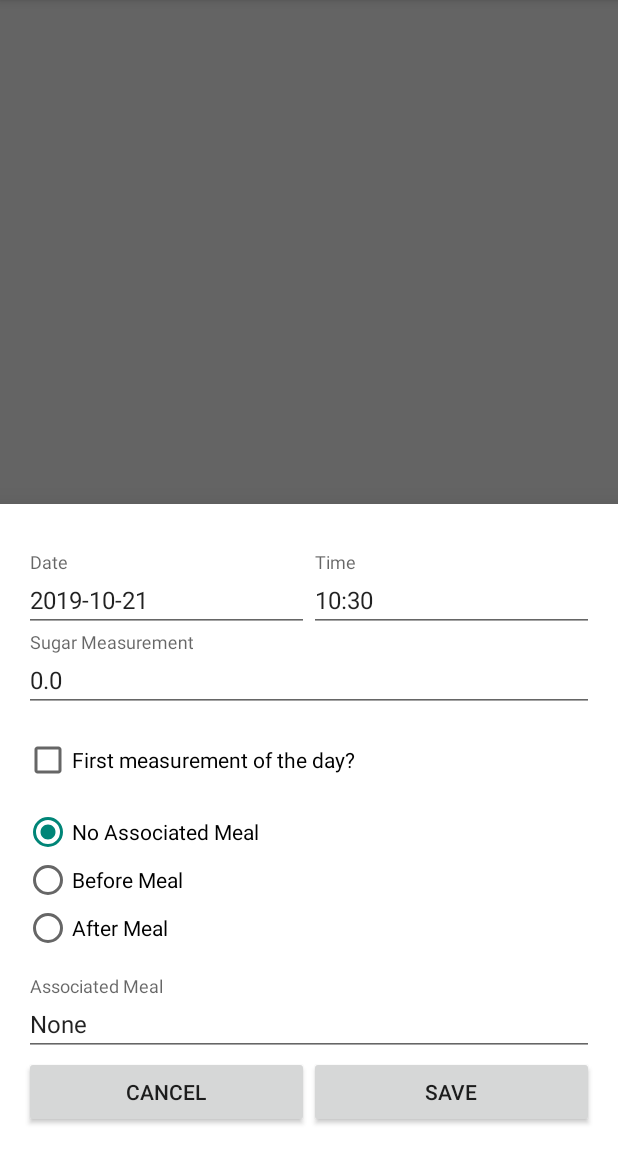
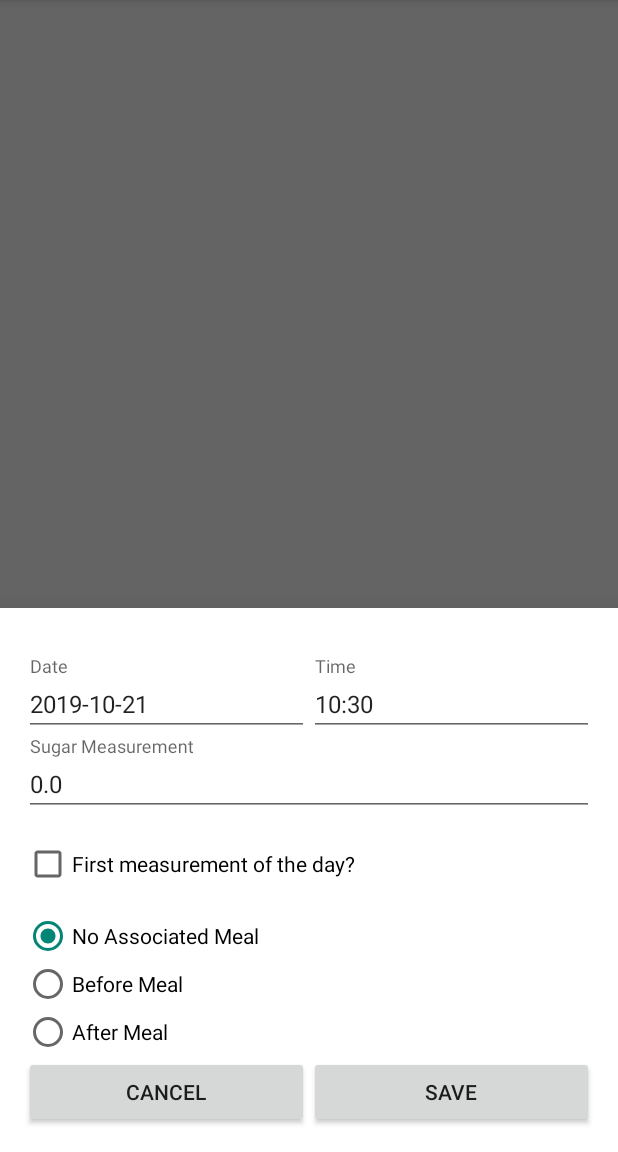
Before and after one commit to BobCormackYoung/SugarTracker, an Android app: the fragment BottomSheetDialogAddSugar placed in its activity, item 2 of the bottom bar chosen, on a phone screen of 412 x 824 dp, the part 84-1236 px from its top. Run offline under Robolectric (Android 15) with nearby library versions, the phone set to English and light mode, and no system bars; our stand-ins replace Room's generated code; libraries missing offline, so code that uses them is left out: com.github.mikephil.charting; 42 statements that could not run were skipped.

Commit message:
r0.0.2 Updated database and sugar measurement methodology to add a random non-associated meal

```diff
--- a/app/src/main/java/com/youngsoft/sugartracker/sugarlistp/AdapterSugarList.java
+++ b/app/src/main/java/com/youngsoft/sugartracker/sugarlistp/AdapterSugarList.java
@@ -74,11 +74,13 @@ public class AdapterSugarList extends ListAdapter<SugarMeasurement, AdapterSugar
         holder.tvSugarMeasurement.setText(decimalFormat.format(currentSugarMeasurement.getMeasurement()));
         holder.tvDate.setText(DateFormat.format("yyyy-MM-dd",currentSugarMeasurement.getDate()).toString());
         holder.tvTime.setText(DateFormat.format("HH:mm",currentSugarMeasurement.getDate()).toString());
+
         if (currentSugarMeasurement.getIsFirstMeasurementOfDay()) {
             holder.tvFirstMeasurement.setText("Yes");
         } else {
             holder.tvFirstMeasurement.setText("No");
         }
+
         if (currentSugarMeasurement.getMealSequence() == 1) {
             holder.tvMealTiming.setText("Before meal");
             holder.tvMealTiming.setVisibility(View.VISIBLE);
@@ -89,8 +91,10 @@ public class AdapterSugarList extends ListAdapter<SugarMeasurement, AdapterSugar
             holder.tvMealTiming.setVisibility(View.GONE);
         }
 
-        if (currentSugarMeasurement.getAssociatedMeal() == -1) {
+        if (currentSugarMeasurement.getAssociatedMeal() == -1 && currentSugarMeasurement.getAssociatedMealType() == -1) {
             holder.tvAssociatedMeal.setText("No associated meal");
+        } else if (currentSugarMeasurement.getAssociatedMeal() == -1 && currentSugarMeasurement.getAssociatedMealType() != -1) {
+            holder.tvAssociatedMeal.setText("" + UtilMethods.getMealType(currentSugarMeasurement.getAssociatedMealType()));
         } else {
             ParamsGetMealData paramsGetMealData = new ParamsGetMealData(holder, currentSugarMeasurement.getAssociatedMeal());
             GetMealDataAsync getMealDataAsync = new GetMealDataAsync();
--- a/app/src/main/java/com/youngsoft/sugartracker/sugarlistp/BottomSheetDialogAddSugar.java
+++ b/app/src/main/java/com/youngsoft/sugartracker/sugarlistp/BottomSheetDialogAddSugar.java
@@ -22,6 +22,7 @@ import androidx.lifecycle.Observer;
 import androidx.lifecycle.ViewModelProviders;
 
 import com.google.android.material.bottomsheet.BottomSheetDialogFragment;
+import com.google.android.material.textfield.TextInputLayout;
 import com.youngsoft.sugartracker.R;
 import com.youngsoft.sugartracker.UtilMethods;
 import com.youngsoft.sugartracker.data.MealRecord;
@@ -38,6 +39,9 @@ public class BottomSheetDialogAddSugar extends BottomSheetDialogFragment {
     EditText etSugarTime;
     EditText etSugarAssociatedMeal;
     EditText etSugarValue;
+    EditText etSugarAssociatedMealType;
+    TextInputLayout tilSugarAssociatedMeal;
+    TextInputLayout tilSugarAssociatedMealType;
     CheckBox cbFirstMeal;
     Button btSugarCancel;
     Button btSugarSave;
@@ -72,15 +76,18 @@ public class BottomSheetDialogAddSugar extends BottomSheetDialogFragment {
         if (sugarMeasurementEntryId == -1) {
             //new data entry, initialise the data as a clean entry
             initNewData();
+            setOnClickListeners();
+            setObservers();
         } else {
             //existing data entry, initialise the data as an existing entry
             initNewData(); // first init clean entry values... to wait for asyn-task to finish on calling existing data
+            setOnClickListeners();
+            setObservers();
             //TODO: avoid initialising clean data first
             initExistingData();
         }
 
-        setOnClickListeners();
-        setObservers();
+
     }
 
     private void initExistingData() {
@@ -93,11 +100,14 @@ public class BottomSheetDialogAddSugar extends BottomSheetDialogFragment {
         etSugarDate = view.findViewById(R.id.et_date_sugar);
         etSugarTime = view.findViewById(R.id.et_time_sugar);
         etSugarAssociatedMeal = view.findViewById(R.id.et_associated_meal);
+        etSugarAssociatedMealType = view.findViewById(R.id.et_associated_meal_type);
         cbFirstMeal = view.findViewById(R.id.cb_first_measurement);
         btSugarCancel = view.findViewById(R.id.bt_cancel);
         btSugarSave = view.findViewById(R.id.bt_save);
         etSugarValue = view.findViewById(R.id.et_sugar_measurement);
         rgMealTiming= view.findViewById(R.id.rg_meal_timing);
+        tilSugarAssociatedMeal = view.findViewById(R.id.til_associated_meal);
+        tilSugarAssociatedMealType = view.findViewById(R.id.til_associated_meal_type);
     }
 
     private void initNewData() {
@@ -124,6 +134,8 @@ public class BottomSheetDialogAddSugar extends BottomSheetDialogFragment {
         viewModelAddSugarMeasurement.setTimeMutableLiveData(calendarTime.getTimeInMillis());
 
         viewModelAddSugarMeasurement.setIsFirstMeasurementMutableLiveData(false);
+
+        viewModelAddSugarMeasurement.setAssociatedMealTypeMutableLiveData(-1);
 
         viewModelAddSugarMeasurement.setAssociatedMealMutableLiveData(-1);
 
@@ -216,6 +228,30 @@ public class BottomSheetDialogAddSugar extends BottomSheetDialogFragment {
             }
         });
 
+        etSugarAssociatedMealType.setOnFocusChangeListener(new View.OnFocusChangeListener() {
+            @Override
+            public void onFocusChange(View v, boolean hasFocus) {
+                if (hasFocus) {
+                    //If no specific associated meal selected, allow picking meal type
+                    if (viewModelAddSugarMeasurement.getCurrentAssociatedMeal() == -1) {
+                        DialogFragment mealTypePickerFragment = new FragmentMealTypePickerSugar();
+                        mealTypePickerFragment.show(getChildFragmentManager(), "mealTypePickerFragment");
+                    }
+                }
+            }
+        });
+
+        etSugarAssociatedMealType.setOnClickListener(new View.OnClickListener() {
+            @Override
+            public void onClick(View v) {
+                //If no specific associated meal selected, allow picking meal type
+                if (viewModelAddSugarMeasurement.getCurrentAssociatedMeal() == -1) {
+                    DialogFragment mealTypePickerFragment = new FragmentMealTypePickerSugar();
+                    mealTypePickerFragment.show(getChildFragmentManager(), "mealTypePickerFragment");
+                }
+            }
+        });
+
         // Listen for change to the checkbox, update viewModel if changed
         cbFirstMeal.setOnCheckedChangeListener(new CompoundButton.OnCheckedChangeListener() {
             @Override
@@ -252,6 +288,7 @@ public class BottomSheetDialogAddSugar extends BottomSheetDialogFragment {
                 dismiss();
             }
         });
+
         btSugarCancel.setOnClickListener(new View.OnClickListener() {
             @Override
             public void onClick(View v) {
@@ -307,11 +344,24 @@ public class BottomSheetDialogAddSugar extends BottomSheetDialogFragment {
             }
         });
 
+        // Setting observer for the associated meal type & updating the UI when changed
+        viewModelAddSugarMeasurement.getAssociatedMealTypeMutableLiveData().observe(getViewLifecycleOwner(), new Observer<Integer>() {
+            @Override
+            public void onChanged(Integer index) {
+                if (index == -1) {
+                    etSugarAssociatedMealType.setText("None");
+                } else {
+                    etSugarAssociatedMealType.setText(UtilMethods.getMealType(index));
+                }
+            }
+        });
+
         // Setting observer for the associated meal, calling the ROOM to get the data & updating the UI when changed
         viewModelAddSugarMeasurement.getAssociatedMealMutableLiveData().observe(getViewLifecycleOwner(), new Observer<Integer>() {
             @Override
             public void onChanged(Integer index) {
                 if (index == -1) {
+                    viewModelAddSugarMeasurement.setAssociatedMealTypeMutableLiveData(-1);
                     etSugarAssociatedMeal.setText("None");
                 } else {
                     GetMealDataAsync getMealDataAsync = new GetMealDataAsync();
@@ -326,10 +376,22 @@ public class BottomSheetDialogAddSugar extends BottomSheetDialogFragment {
             public void onChanged(Integer integer) {
                 if (integer == 0) {
                     rgMealTiming.check(R.id.rb_no_timing);
+                    //If changing to no associated meal, hide views for picking a meal & meal type
+                    tilSugarAssociatedMeal.setVisibility(View.GONE);
+                    tilSugarAssociatedMealType.setVisibility(View.GONE);
+                    //If changing to no associated meal, delete data related to meal & meal type
+                    viewModelAddSugarMeasurement.setAssociatedMealMutableLiveData(-1);
+                    viewModelAddSugarMeasurement.setAssociatedMealTypeMutableLiveData(-1);
                 } else if (integer == 1) {
                     rgMealTiming.check(R.id.rb_before_meal);
+                    //If there is an associated meal, then show allow picking options
+                    tilSugarAssociatedMeal.setVisibility(View.VISIBLE);
+                    tilSugarAssociatedMealType.setVisibility(View.VISIBLE);
                 } else if (integer == 2) {
                     rgMealTiming.check(R.id.rb_after_meal);
+                    //If there is an associated meal, then show allow picking options
+                    tilSugarAssociatedMeal.setVisibility(View.VISIBLE);
+                    tilSugarAssociatedMealType.setVisibility(View.VISIBLE);
                 }
 
             }
@@ -358,7 +420,9 @@ public class BottomSheetDialogAddSugar extends BottomSheetDialogFragment {
         @Override
         protected void onPostExecute(Void aVoid) {
             super.onPostExecute(aVoid);
-            etSugarAssociatedMeal.setText("" + outputMealType + " | " + outputDate);
+            //Set the text views to match the stored date
+            etSugarAssociatedMealType.setText("" + outputMealType);
+            etSugarAssociatedMeal.setText("" + outputDate);
         }
     }
 
@@ -419,6 +483,7 @@ public class BottomSheetDialogAddSugar extends BottomSheetDialogFragment {
             viewModelAddSugarMeasurement.setTimeMutableLiveData(calendarTime.getTimeInMillis());
             viewModelAddSugarMeasurement.setIsFirstMeasurementMutableLiveData(inputSugarMeasurement.getIsFirstMeasurementOfDay());
             viewModelAddSugarMeasurement.setAssociatedMealMutableLiveData(inputSugarMeasurement.getAssociatedMeal());
+            viewModelAddSugarMeasurement.setAssociatedMealTypeMutableLiveData(inputSugarMeasurement.getAssociatedMealType());
             viewModelAddSugarMeasurement.setMealTimingMutableLiveData(inputSugarMeasurement.getMealSequence());
         }
     }
--- a/app/src/main/java/com/youngsoft/sugartracker/sugarlistp/ViewModelAddSugarMeasurement.java
+++ b/app/src/main/java/com/youngsoft/sugartracker/sugarlistp/ViewModelAddSugarMeasurement.java
@@ -13,6 +13,8 @@ import com.youngsoft.sugartracker.data.SugarMeasurement;
 
 import java.util.List;
 
+//TODO: move view logic to viewModel
+
 public class ViewModelAddSugarMeasurement extends AndroidViewModel {
 
     private DataRepository dataRepository;
@@ -26,6 +28,7 @@ public class ViewModelAddSugarMeasurement extends AndroidViewModel {
     private MutableLiveData<Integer> mealTimingMutableLiveData = new MutableLiveData<>();
     private MutableLiveData<Integer> associatedMealMutableLiveData = new MutableLiveData<>();
     private MutableLiveData<Integer> indexMutableLiveData = new MutableLiveData<>();
+    private MutableLiveData<Integer> associatedMealTypeMutableLiveData = new MutableLiveData<>();
 
     public ViewModelAddSugarMeasurement(@NonNull Application application) {
         super(application);
@@ -33,12 +36,9 @@ public class ViewModelAddSugarMeasurement extends AndroidViewModel {
         setMealRecordLiveData();
     }
 
-    private void setMealRecordLiveData() {
-        mealRecordLiveData = dataRepository.getAllMealRecordsSortedByDate();
-    }
 
-    //Getters and Setters
 
+    //Getters
     public DataRepository getDataRepository() {
         return dataRepository;
     }
@@ -47,20 +47,49 @@ public class ViewModelAddSugarMeasurement extends AndroidViewModel {
         return dateMutableLiveData;
     }
 
+    public LiveData<Long> getTimeMutableLiveData() {
+        return timeMutableLiveData;
+    }
+
+    public LiveData<Double> getSugarMutableLiveData() {
+        return sugarMutableLiveData;
+    }
+
+    public LiveData<Boolean> getIsFirstMeasurementMutableLiveData() {
+        return isFirstMeasurementMutableLiveData;
+    }
+
+    public LiveData<Integer> getMealTimingMutableLiveData() {
+        return mealTimingMutableLiveData;
+    }
+
+    public LiveData<Integer> getAssociatedMealMutableLiveData() {
+        return associatedMealMutableLiveData;
+    }
+
+    public int getCurrentAssociatedMeal() {
+        return associatedMealMutableLiveData.getValue();
+    }
+
+    public LiveData<Integer> getAssociatedMealTypeMutableLiveData() {
+        return associatedMealTypeMutableLiveData;
+    }
+
+    public LiveData<List<MealRecord>> getMealRecordLiveData() {
+        return mealRecordLiveData;
+    }
+
+    //Setters
+    private void setMealRecordLiveData() {
+        mealRecordLiveData = dataRepository.getAllMealRecordsSortedByDate();
+    }
+
     public void setDateMutableLiveData(long date) {
         dateMutableLiveData.setValue(date);
     }
 
-    public LiveData<Long> getTimeMutableLiveData() {
-        return timeMutableLiveData;
-    }
-
     public void setTimeMutableLiveData(long time) {
         timeMutableLiveData.setValue(time);
-    }
-
-    public LiveData<Double> getSugarMutableLiveData() {
-        return sugarMutableLiveData;
     }
 
     public void setIndexMutableLiveData(int index) {
@@ -71,32 +100,20 @@ public class ViewModelAddSugarMeasurement extends AndroidViewModel {
         sugarMutableLiveData.setValue(sugarValue);
     }
 
-    public LiveData<Boolean> getIsFirstMeasurementMutableLiveData() {
-        return isFirstMeasurementMutableLiveData;
-    }
-
     public void setIsFirstMeasurementMutableLiveData(boolean isFirstMeasurement) {
         isFirstMeasurementMutableLiveData.setValue(isFirstMeasurement);
-    }
-
-    public LiveData<Integer> getMealTimingMutableLiveData() {
-        return mealTimingMutableLiveData;
     }
 
     public void setMealTimingMutableLiveData(int mealTiming) {
         mealTimingMutableLiveData.setValue(mealTiming);
     }
 
-    public LiveData<Integer> getAssociatedMealMutableLiveData() {
-        return associatedMealMutableLiveData;
-    }
-
     public void setAssociatedMealMutableLiveData(int associatedMeal) {
         associatedMealMutableLiveData.setValue(associatedMeal);
     }
 
-    public LiveData<List<MealRecord>> getMealRecordLiveData() {
-        return mealRecordLiveData;
+    public void setAssociatedMealTypeMutableLiveData(int associatedMealType) {
+        associatedMealTypeMutableLiveData.setValue(associatedMealType);
     }
 
     //Save and Update
@@ -115,6 +132,7 @@ public class ViewModelAddSugarMeasurement extends AndroidViewModel {
                 sugarMutableLiveData.getValue(),
                 mealTimingMutableLiveData.getValue(),
                 associatedMealMutableLiveData.getValue(),
+                associatedMealTypeMutableLiveData.getValue(),
                 isFirstMeasurementMutableLiveData.getValue()));
     }
 
@@ -124,6 +142,7 @@ public class ViewModelAddSugarMeasurement extends AndroidViewModel {
                 sugarMutableLiveData.getValue(),
                 mealTimingMutableLiveData.getValue(),
                 associatedMealMutableLiveData.getValue(),
+                associatedMealTypeMutableLiveData.getValue(),
                 isFirstMeasurementMutableLiveData.getValue());
         outputSugarMeasurement.setId(indexMutableLiveData.getValue());
         dataRepository.updateSugarMeasurementEntry(outputSugarMeasurement);
--- a/app/src/main/res/layout/bottomsheet_sugarmeaurement.xml
+++ b/app/src/main/res/layout/bottomsheet_sugarmeaurement.xml
@@ -99,9 +99,25 @@
     </RadioGroup>
 
     <com.google.android.material.textfield.TextInputLayout
-        android:paddingTop="16dp"
         android:layout_width="match_parent"
-        android:layout_height="wrap_content">
+        android:layout_height="wrap_content"
+        android:layout_marginTop="8dp"
+        android:id="@+id/til_associated_meal_type">
+
+        <EditText
+            android:id="@+id/et_associated_meal_type"
+            android:layout_width="match_parent"
+            android:layout_height="wrap_content"
+            android:editable="false"
+            android:hint="Meal Type"
+            android:textSize="16dp" />
+
+    </com.google.android.material.textfield.TextInputLayout>
+
+    <com.google.android.material.textfield.TextInputLayout
+        android:layout_width="match_parent"
+        android:layout_height="wrap_content"
+        android:id="@+id/til_associated_meal">
 
         <EditText
             android:id="@+id/et_associated_meal"
```
Also changed, not shown: app/src/main/java/com/youngsoft/sugartracker/data/SugarMeasurement.java (+21 -4 lines), app/src/main/java/com/youngsoft/sugartracker/sugarlistp/AdapterMealTypePickerListSugar.java (added, +79 -0 lines), app/src/main/java/com/youngsoft/sugartracker/sugarlistp/FragmentMealTypePickerSugar.java (added, +94 -0 lines).
